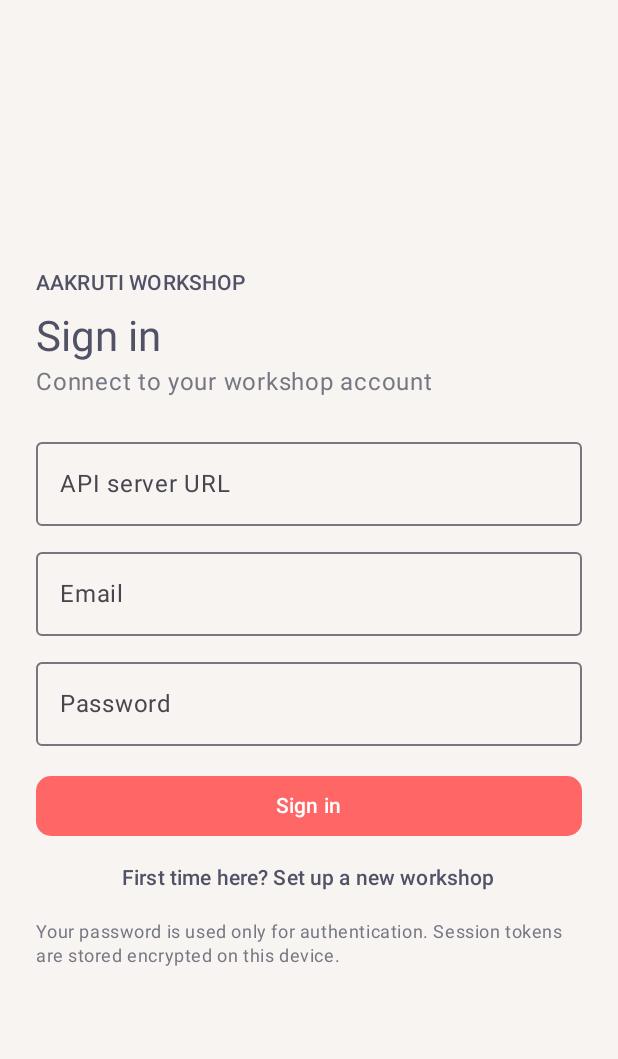
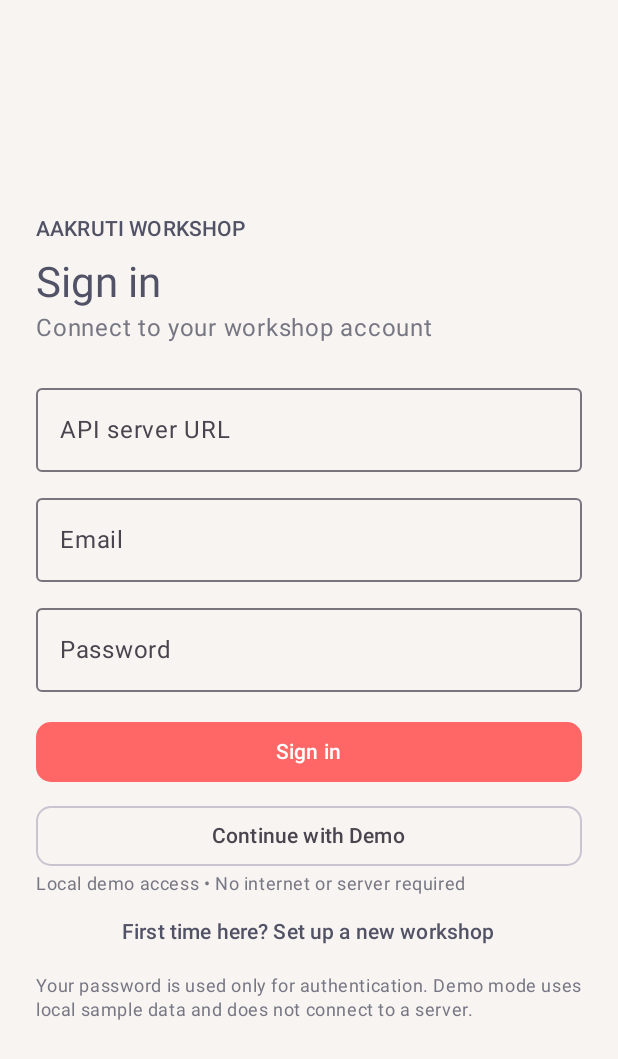
Before and after one commit to project-bharat/furniture-workshop-erp, an Android app built with Jetpack Compose: the screen it shows after launch (MainActivity), on a phone screen of 412 x 824 dp. Shown: the top 1059 px of the screen. Run offline under Robolectric (Android 15) with nearby library versions, the phone set to English and light mode, and no system bars; our stand-ins replace Room's generated code; 4 statements that could not run were skipped.

Commit message:
Add one-tap offline demo login

```diff
--- a/android-app/app/src/main/java/com/projectbharat/furnitureworkshoperp/AuthScreen.kt
+++ b/android-app/app/src/main/java/com/projectbharat/furnitureworkshoperp/AuthScreen.kt
@@ -56,10 +56,11 @@ fun AuthScreen(context: android.content.Context, session: SecureSession, onSigne
                 color = Color(0xFF777784)
             )
             Spacer(Modifier.height(20.dp))
-            OutlinedTextField(base, { base = it.trim(); error = "" }, Modifier.fillMaxWidth(),
-                label = { Text("API server URL") }, placeholder = { Text("https://your-workshop-api") },
-                singleLine = true, keyboardOptions = KeyboardOptions(keyboardType = KeyboardType.Uri))
+
             if (setupMode) {
+                OutlinedTextField(base, { base = it.trim(); error = "" }, Modifier.fillMaxWidth(),
+                    label = { Text("API server URL") }, placeholder = { Text("https://your-workshop-api") },
+                    singleLine = true, keyboardOptions = KeyboardOptions(keyboardType = KeyboardType.Uri))
                 Spacer(Modifier.height(9.dp))
                 OutlinedTextField(bootstrapSecret, { bootstrapSecret = it; error = "" },
                     Modifier.fillMaxWidth(), label = { Text("One-time setup secret") },
@@ -92,6 +93,9 @@ fun AuthScreen(context: android.content.Context, session: SecureSession, onSigne
                 Text("This is a one-time, server-authorized operation. The setup secret is not saved on this device. Only use this screen with a trusted HTTPS API.",
                     style = MaterialTheme.typography.bodySmall, color = Color(0xFF777784))
             } else {
+                OutlinedTextField(base, { base = it.trim(); error = "" }, Modifier.fillMaxWidth(),
+                    label = { Text("API server URL") }, placeholder = { Text("https://your-workshop-api") },
+                    singleLine = true, keyboardOptions = KeyboardOptions(keyboardType = KeyboardType.Uri))
                 Spacer(Modifier.height(9.dp))
                 OutlinedTextField(email, { email = it; error = "" }, Modifier.fillMaxWidth(),
                     label = { Text("Email") }, singleLine = true,
@@ -152,6 +156,23 @@ fun AuthScreen(context: android.content.Context, session: SecureSession, onSigne
                 modifier = Modifier.fillMaxWidth(),
                 shape = RoundedCornerShape(10.dp)
             ) { Text(when { busy && setupMode -> "Creating owner account…"; busy -> "Signing in…"; setupMode -> "Create workshop & owner"; else -> "Sign in" }) }
+
+            if (!setupMode) {
+                Spacer(Modifier.height(8.dp))
+                OutlinedButton(
+                    onClick = {
+                        error = ""
+                        val demoUser = session.signInDemo()
+                        onSignedIn(demoUser)
+                    },
+                    enabled = !busy,
+                    modifier = Modifier.fillMaxWidth(),
+                    shape = RoundedCornerShape(10.dp)
+                ) { Text("Continue with Demo") }
+                Text("Local demo access • No internet or server required",
+                    style = MaterialTheme.typography.bodySmall, color = Color(0xFF777784))
+            }
+
             TextButton(
                 enabled = !busy,
                 onClick = {
@@ -166,7 +187,7 @@ fun AuthScreen(context: android.content.Context, session: SecureSession, onSigne
                     color = Color(0xFF525266))
             }
             Spacer(Modifier.height(4.dp))
-            Text("Your password is used only for authentication. Session tokens are stored encrypted on this device.",
+            Text("Your password is used only for authentication. Demo mode uses local sample data and does not connect to a server.",
                 style = MaterialTheme.typography.bodySmall, color = Color(0xFF777784))
         }
     }
```
